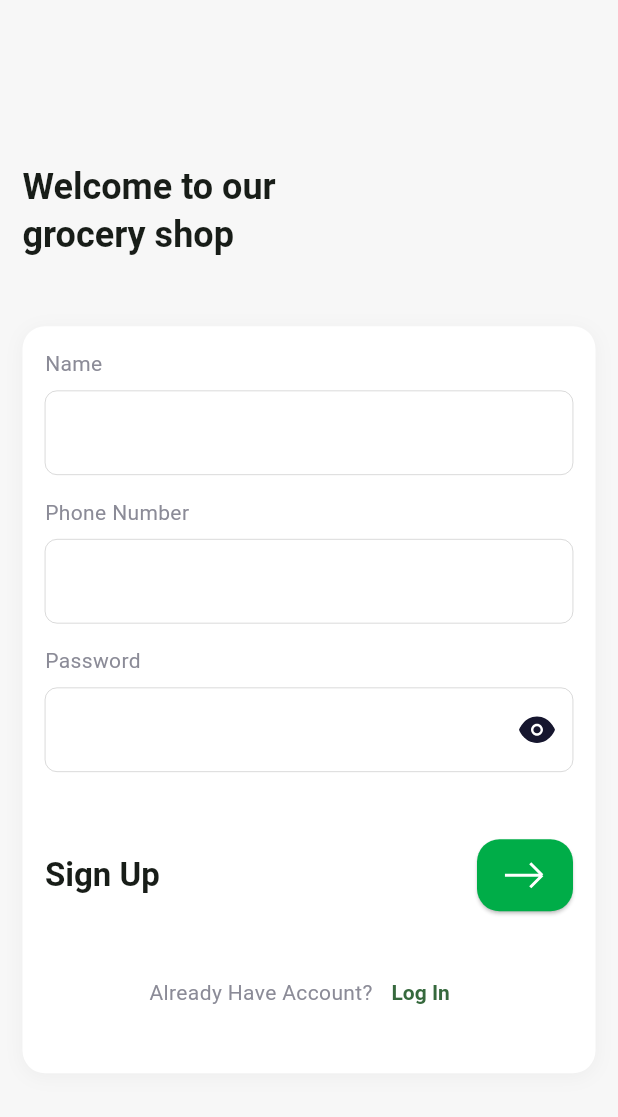
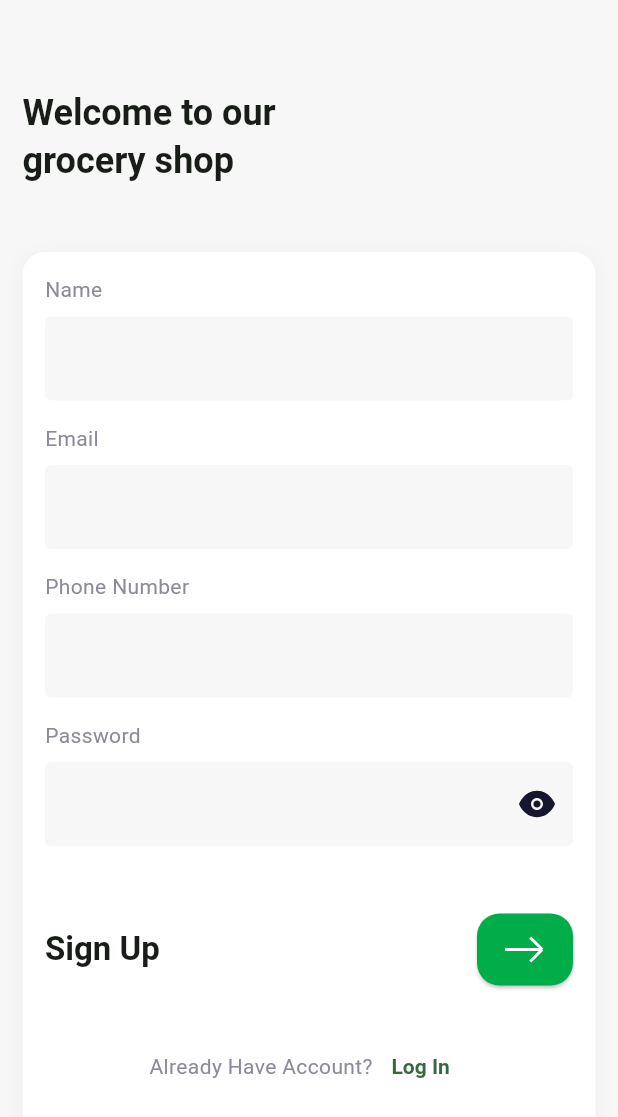
Before and after one commit to neto-batist/eGrocery, a Flutter app: the SignUpPage screen opened by its route, on a phone screen of 412 x 824 dp. Shown: the top 1117 px of the screen. Run offline on Flutter 3.47's test engine with Material 3 defaults, Android fonts, the phone set to English and light mode, and no system bars; our stand-ins replace cached_network_image, dio, flutter_credit_card, flutter_riverpod, flutter_svg, form_field_validator and 1 more; accounts and stored records are empty; network calls fail; Roboto replaces fonts that are missing (Gilroy).

Commit message:
Alterações para realizar o cadastro de usuário.

```diff
--- a/lib/features/users/data/datasources/user_remote_datasource.dart
+++ b/lib/features/users/data/datasources/user_remote_datasource.dart
@@ -4,7 +4,7 @@ abstract class UserRemoteDatasource {
   Future<List<UserModel>> getUsers(); // Retorna a lista de usuários do servidor
   Future<UserModel> getUserById(int id); // Busca um usuário específico
   Future<UserModel> login(UserModel user); // Faz login com e-mail e senha
-  Future<void> createUser(UserModel user); // Cria um novo usuário
+  Future<UserModel> createUser(UserModel user); // Cria um novo usuário
   Future<void> updateUser(UserModel user); // Atualiza um usuário existente
   Future<void> deleteUser(int id); // Exclui um usuário por ID
 }
--- a/lib/features/users/data/repositories/user_repository_impl.dart
+++ b/lib/features/users/data/repositories/user_repository_impl.dart
@@ -27,8 +27,9 @@ class UserRepositoryImpl implements UserRepository {
   }
 
   @override
-  Future<void> createUser(User user) async {
-    await remoteDatasource.createUser(UserModel.fromEntity(user));
+  Future<User> createUser(User user) async {
+    final model = await remoteDatasource.createUser(UserModel.fromEntity(user));
+    return model.toEntity();
   }
 
   @override
--- a/lib/features/users/domain/repositories/user_repository.dart
+++ b/lib/features/users/domain/repositories/user_repository.dart
@@ -4,7 +4,7 @@ abstract class UserRepository {
   Future<List<User>> getUsers();
   Future<User> getUserById(int id);
   Future<User> login(User user);
-  Future<void> createUser(User user);
+  Future<User> createUser(User user);
   Future<void> updateUser(User user);
   Future<void> deleteUser(int id);
 }
--- a/lib/views/auth/components/sign_up_button.dart
+++ b/lib/views/auth/components/sign_up_button.dart
@@ -5,9 +5,9 @@ import '../../../core/constants/constants.dart';
 import '../../../core/routes/app_routes.dart';
 
 class SignUpButton extends StatelessWidget {
-  const SignUpButton({
-    super.key,
-  });
+  final VoidCallback onPressed;
+
+  const SignUpButton({super.key, required this.onPressed});
 
   @override
   Widget build(BuildContext context) {
@@ -18,14 +18,12 @@ class SignUpButton extends StatelessWidget {
           Text(
             'Sign Up',
             style: Theme.of(context).textTheme.titleLarge?.copyWith(
-                  fontWeight: FontWeight.bold,
-                ),
+              fontWeight: FontWeight.bold,
+            ),
           ),
           const Spacer(),
           ElevatedButton(
-            onPressed: () {
-              Navigator.pushNamed(context, AppRoutes.numberVerification);
-            },
+            onPressed: onPressed,
             style: ElevatedButton.styleFrom(elevation: 1),
             child: SvgPicture.asset(
               AppIcons.arrowForward,
--- a/lib/views/auth/components/sign_up_form.dart
+++ b/lib/views/auth/components/sign_up_form.dart
@@ -1,20 +1,85 @@
 import 'package:flutter/material.dart';
 import 'package:flutter/services.dart';
-import 'package:flutter_svg/svg.dart';
+import 'package:flutter_riverpod/flutter_riverpod.dart';
+import 'package:flutter_svg/flutter_svg.dart';
+import 'package:grocery/views/auth/components/sign_up_button.dart';
 
 import '../../../core/constants/constants.dart';
 import '../../../core/utils/validators.dart';
+import '../../../core/routes/app_routes.dart';
+import '../../../features/users/domain/entities/user.dart';
+import '../../../features/users/presentation/controller/user_controller.dart';
+import '../../../features/users/presentation/providers/user_provider_provider.dart';
 import 'already_have_accout.dart';
-import 'sign_up_button.dart';
+import '../../../core/themes/app_themes.dart';
 
-class SignUpForm extends StatelessWidget {
-  const SignUpForm({
-    super.key,
+class SignUpForm extends ConsumerStatefulWidget {
+  const SignUpForm({super.key});
+
+  @override
+  ConsumerState<SignUpForm> createState() => _SignUpFormState();
+}
+
+class _SignUpFormState extends ConsumerState<SignUpForm> {
+  final _formKey = GlobalKey<FormState>();
+
+  final TextEditingController _nameController = TextEditingController();
+  final TextEditingController _emailController = TextEditingController();
+  final TextEditingController _phoneController = TextEditingController();
+  final TextEditingController _passwordController = TextEditingController();
+
+  bool isPasswordShown = false;
+
+  void onPassShowClicked() {
+    setState(() {
+      isPasswordShown = !isPasswordShown;
     });
+  }
+
+  Future<void> onSignUp() async {
+    final isFormValid = _formKey.currentState?.validate() ?? false;
+    if (!isFormValid) return;
+
+    final userProviderNotifier = ref.read(userProvider.notifier);
+    final userController = UserController(userProviderNotifier);
+
+    final newUser = User(
+      id: 0,
+      name: _nameController.text.trim(),
+      email: _emailController.text.trim(),
+      phone: _phoneController.text.trim(),
+      password: _passwordController.text,
+    );
+
+    await userController.createUser(newUser);
+
+    final userState = ref.read(userProvider);
+
+    if (userState.error == null) {
+      // sucesso
+      if (mounted) {
+        ScaffoldMessenger.of(context).showSnackBar(
+          const SnackBar(content: Text('Usuário cadastrado com sucesso!')),
+        );
+        Navigator.pushReplacementNamed(context, AppRoutes.login);
+      }
+    } else {
+      // erro
+      if (mounted) {
+        ScaffoldMessenger.of(context).showSnackBar(
+          SnackBar(content: Text(userState.error ?? 'Erro ao cadastrar.')),
+        );
+      }
+    }
+  }
 
   @override
   Widget build(BuildContext context) {
-    return Container(
+    return Theme(
+      data: AppTheme.defaultTheme.copyWith(
+        inputDecorationTheme: AppTheme.secondaryInputDecorationTheme,
+      ),
+      child: Container(
         margin: const EdgeInsets.all(AppDefaults.margin),
         padding: const EdgeInsets.all(AppDefaults.padding),
         decoration: BoxDecoration(
@@ -22,19 +87,32 @@ class SignUpForm extends StatelessWidget {
           boxShadow: AppDefaults.boxShadow,
           borderRadius: AppDefaults.borderRadius,
         ),
+        child: Form(
+          key: _formKey,
           child: Column(
             crossAxisAlignment: CrossAxisAlignment.start,
             children: [
               const Text("Name"),
               const SizedBox(height: 8),
               TextFormField(
+                controller: _nameController,
                 validator: Validators.requiredWithFieldName('Name').call,
+                textInputAction: TextInputAction.next,
+              ),
+              const SizedBox(height: AppDefaults.padding),
+              const Text("Email"),
+              const SizedBox(height: 8),
+              TextFormField(
+                controller: _emailController,
+                keyboardType: TextInputType.emailAddress,
+                validator: Validators.email.call,
                 textInputAction: TextInputAction.next,
               ),
               const SizedBox(height: AppDefaults.padding),
               const Text("Phone Number"),
               const SizedBox(height: 8),
               TextFormField(
+                controller: _phoneController,
                 textInputAction: TextInputAction.next,
                 validator: Validators.required.call,
                 keyboardType: TextInputType.number,
@@ -44,14 +122,16 @@ class SignUpForm extends StatelessWidget {
               const Text("Password"),
               const SizedBox(height: 8),
               TextFormField(
+                controller: _passwordController,
                 validator: Validators.required.call,
-            textInputAction: TextInputAction.next,
-            obscureText: true,
+                textInputAction: TextInputAction.done,
+                obscureText: !isPasswordShown,
+                onFieldSubmitted: (_) => onSignUp(),
                 decoration: InputDecoration(
                   suffixIcon: Material(
                     color: Colors.transparent,
                     child: IconButton(
-                  onPressed: () {},
+                      onPressed: onPassShowClicked,
                       icon: SvgPicture.asset(
                         AppIcons.eye,
                         width: 24,
@@ -61,11 +141,13 @@ class SignUpForm extends StatelessWidget {
                 ),
               ),
               const SizedBox(height: AppDefaults.padding),
-          const SignUpButton(),
+              SignUpButton(onPressed: onSignUp),
               const AlreadyHaveAnAccount(),
               const SizedBox(height: AppDefaults.padding),
             ],
           ),
+        ),
+      ),
     );
   }
 }
```
Also changed, not shown: lib/features/users/data/datasources/user_remote_datasource_impl.dart (+11 -6 lines). Lines whose indentation alone changed are shown as unchanged.
